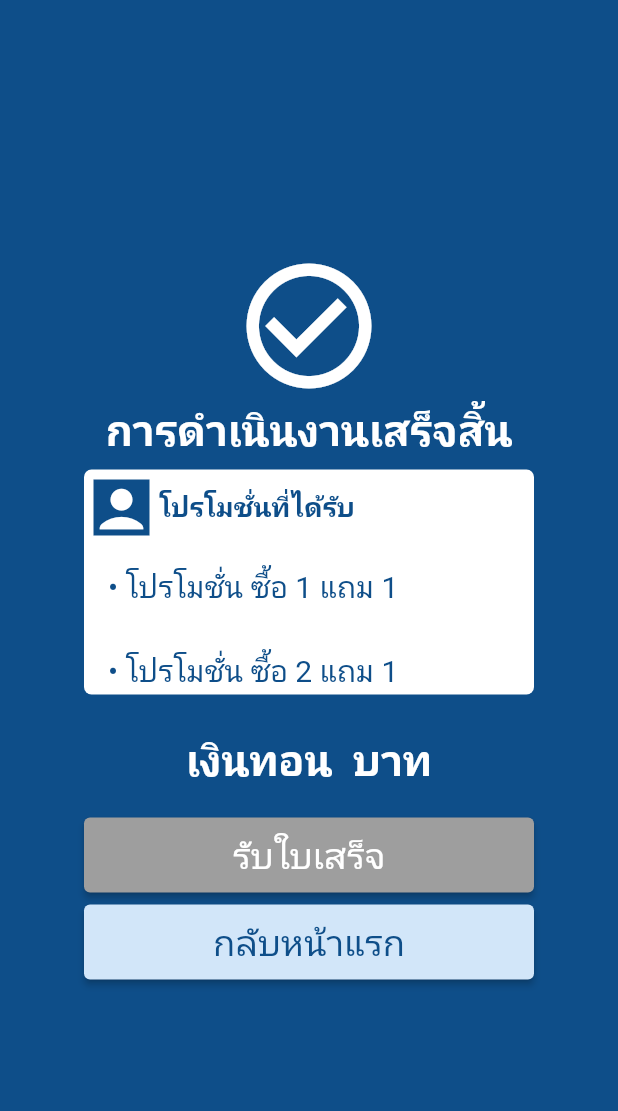
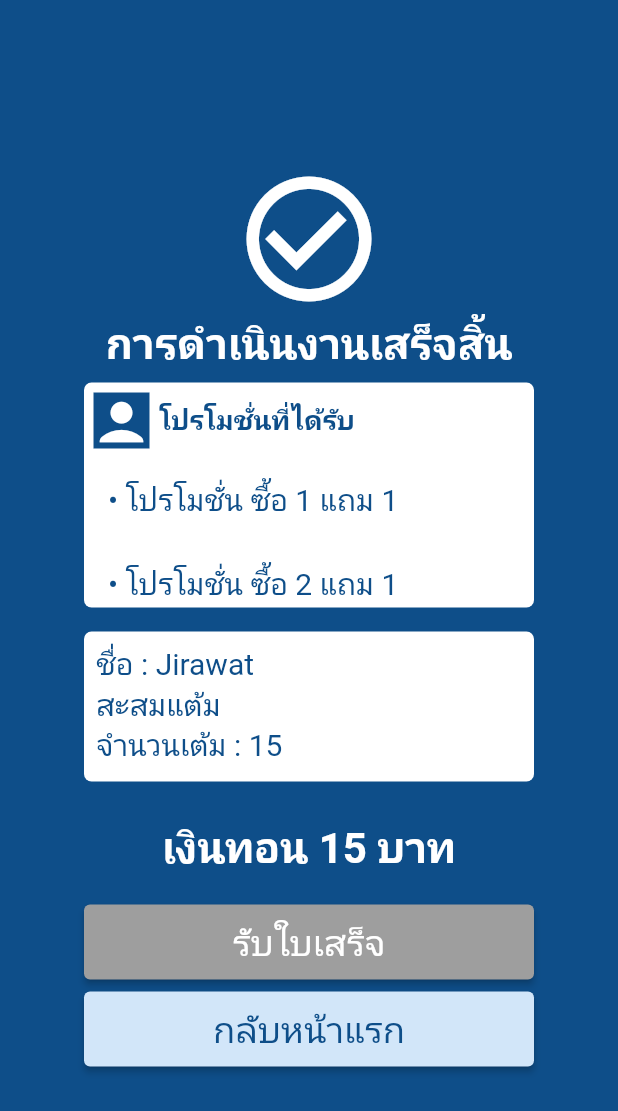
Before and after one commit to AtomChongun/MPOS-TCC, a Flutter app: the FinishPaymentView screen opened directly, on a phone screen of 412 x 824 dp. Shown: the top 1111 px of the screen. Run offline on Flutter 3.47's test engine with Material 2 defaults, Android fonts, the phone set to English and light mode, and no system bars; accounts and stored records are empty.

Commit message:
Update finishpayment_view.dart

```diff
--- a/mpos/lib/Module/finishpayment_view.dart
+++ b/mpos/lib/Module/finishpayment_view.dart
@@ -20,6 +20,17 @@ class FinishPaymentView extends StatefulWidget {
 
 class _FinishState extends State<FinishPaymentView> {
   final FinishpaymentViewModel _viewModel = FinishpaymentViewModel();
+  bool isVisible = true;
+  @override
+  initState() {
+    if (widget.memberName == "") {
+      setState(() {
+        isVisible = false;
+      });
+    }
+    super.initState();
+  }
+
   @override
   Widget build(BuildContext context) {
     return Scaffold(
@@ -85,17 +96,50 @@ class _FinishState extends State<FinishPaymentView> {
                 ),
               ),
 
+              Visibility(
+                visible: isVisible,
+                child: Container(
+                  padding: const EdgeInsets.all(8),
+                  margin: const EdgeInsets.all(8),
+                  height: 100,
+                  width: 300,
+                  decoration: BoxDecoration(
+                    borderRadius: BorderRadius.circular(5),
+                    color: Colors.white,
+                  ),
+                  child: Column(
+                    crossAxisAlignment: CrossAxisAlignment.start,
+                    children: [
+                      Text(
+                        "ชื่อ : ${widget.memberName}",
+                        style:
+                            TextStyle(fontSize: 20, color: Color(0xFF0E4E89)),
+                      ),
+                      const Text(
+                        "สะสมแต้ม",
+                        style:
+                            TextStyle(fontSize: 20, color: Color(0xFF0E4E89)),
+                      ),
+                      Text(
+                        "จำนวนเต้ม : ${widget.poin}",
+                        style:
+                            TextStyle(fontSize: 20, color: Color(0xFF0E4E89)),
+                      )
+                    ],
+                  ),
+                ),
+              ),
+
               Container(
                   margin: const EdgeInsets.all(16),
-                  child: const Text(
-                    "เงินทอน  บาท",
-                    style: TextStyle(
+                  child: Text(
+                    "เงินทอน ${widget.poin} บาท",
+                    style: const TextStyle(
                         fontSize: 28,
                         fontWeight: FontWeight.bold,
                         color: Colors.white),
                   )),
 
-              //แต้ม
               Container(
                 height: 50,
                 width: 300,
@@ -121,7 +165,11 @@ class _FinishState extends State<FinishPaymentView> {
                 child: ElevatedButton(
                     style: ElevatedButton.styleFrom(
                         backgroundColor: Color(0xFFD2E6F9)),
-                    onPressed: () {},
+                    onPressed: () {
+                      setState(() {
+                        isVisible = !isVisible;
+                      });
+                    },
                     child: const Text(
                       "กลับหน้าแรก",
                       style: TextStyle(fontSize: 24, color: Color(0xFF0E4E89)),
```
